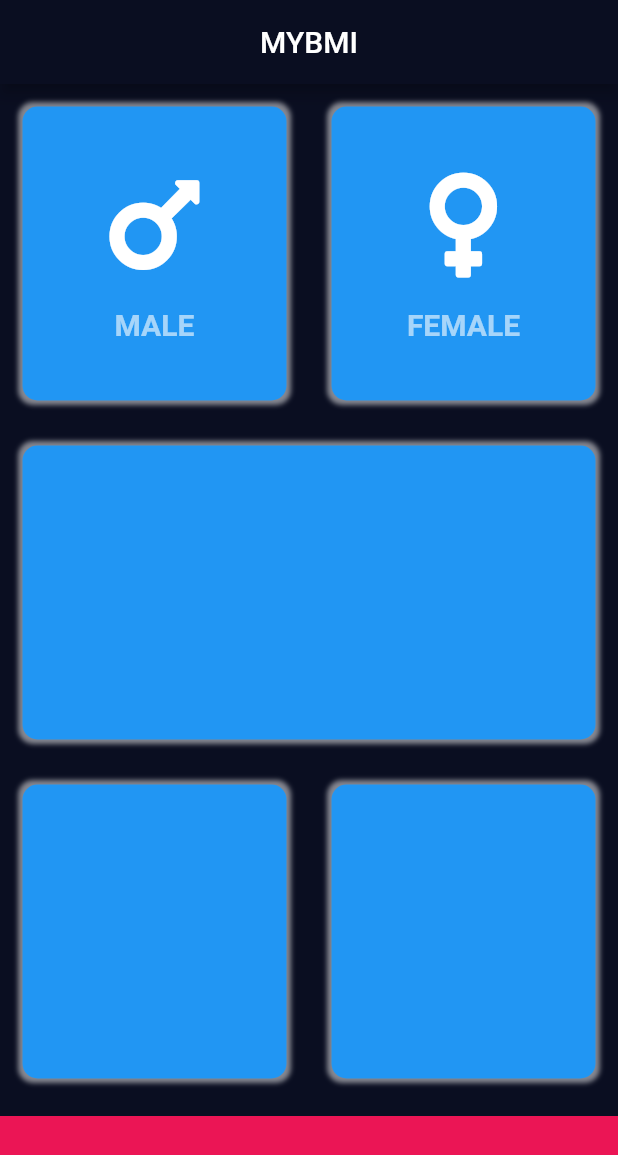
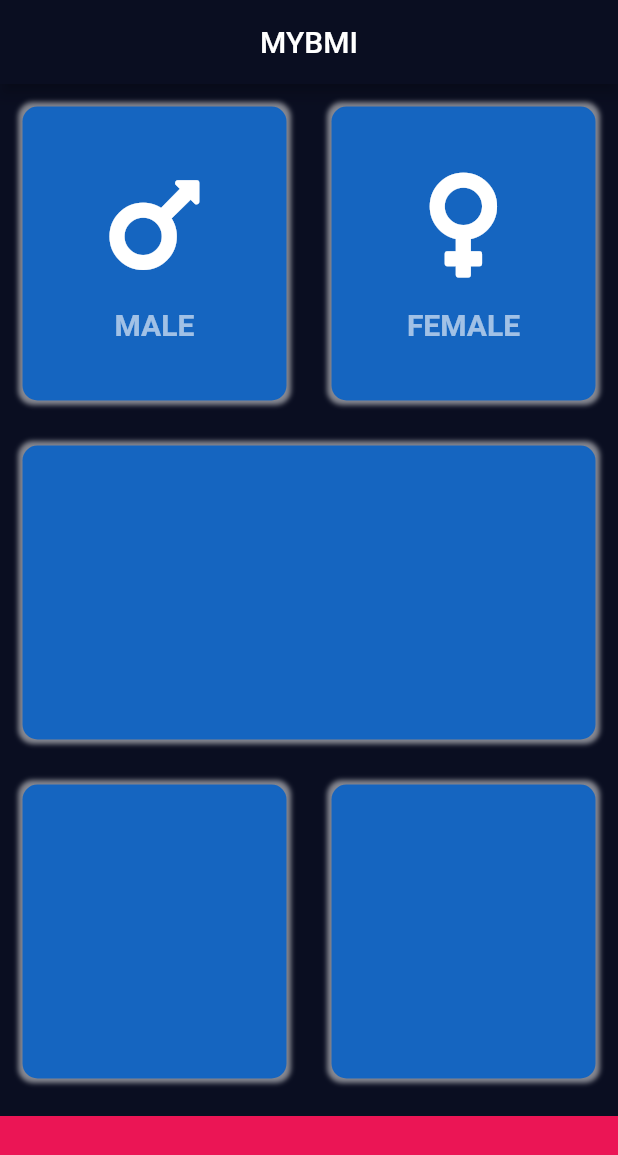
Before and after one commit to RedeemerNtumy/bmiCalculatorApp, a Flutter app: the screen it shows after launch, on a phone screen of 412 x 824 dp. Shown: the top 1155 px of the screen. Run offline on Flutter 3.47's test engine with Material 2 defaults, Android fonts, the phone set to English and light mode, and no system bars; our stand-ins replace font_awesome_flutter.

Commit message:
Toggling the male and female buttons

```diff
--- a/lib/Gender.dart
+++ b/lib/Gender.dart
@@ -1,4 +1,8 @@
 import 'package:flutter/material.dart';
+
+const labelTextStyle =
+    TextStyle(color: Colors.white60, fontSize: 20, fontWeight: FontWeight.bold);
+
 class Gender extends StatelessWidget {
   Gender({required this.gender, required this.genderText});
   final IconData gender;
@@ -15,11 +19,7 @@ class Gender extends StatelessWidget {
         SizedBox(
           height: 15,
         ),
-        Text(
-          genderText,
-          style: TextStyle(
-              color: Colors.white60, fontSize: 20, fontWeight: FontWeight.bold),
-        )
+        Text(genderText, style: labelTextStyle)
       ],
     );
   }
--- a/lib/input_page.dart
+++ b/lib/input_page.dart
@@ -4,7 +4,8 @@ import 'bmiCard.dart';
 import 'Gender.dart';
 
 const bottomContainerHeight = 80.0;
-const reusableCardNativeColor = Colors.blue;
+const inactiveReusableCardNativeColor = Color(0xff1565C0);
+const activeReusableCardnativeColor = Colors.blue;
 const bottomContainerColor = Color(0xffEB1555);
 
 class InputPage extends StatefulWidget {
@@ -13,6 +14,27 @@ class InputPage extends StatefulWidget {
 }
 
 class _InputPageState extends State<InputPage> {
+  Color maleCardColor = inactiveReusableCardNativeColor;
+  Color femaleCardColor = inactiveReusableCardNativeColor;
+
+  void updateColor(int gender) {
+    if (gender == 1) {
+      if (maleCardColor == inactiveReusableCardNativeColor) {
+        maleCardColor = activeReusableCardnativeColor;
+        femaleCardColor = inactiveReusableCardNativeColor;
+      } else {
+        maleCardColor = inactiveReusableCardNativeColor;
+      }
+    } else {
+      if (femaleCardColor == inactiveReusableCardNativeColor) {
+        femaleCardColor = activeReusableCardnativeColor;
+        maleCardColor = inactiveReusableCardNativeColor;
+      } else {
+        femaleCardColor = inactiveReusableCardNativeColor;
+      }
+    }
+  }
+
   @override
   Widget build(BuildContext context) {
     return Scaffold(
@@ -27,19 +49,33 @@ class _InputPageState extends State<InputPage> {
             child: Row(
               children: [
                 Expanded(
+                  child: GestureDetector(
+                    onTap: () {
+                      setState(() {
+                        updateColor(1);
+                      });
+                    },
                     child: BmiCard(
                       cardChild: Gender(
                         gender: FontAwesomeIcons.mars,
                         genderText: "MALE",
                       ),
-                    nativeColor: reusableCardNativeColor,
+                      nativeColor: maleCardColor,
+                    ),
                   ),
                 ),
                 Expanded(
+                  child: GestureDetector(
+                    onTap: () {
+                      setState(() {
+                        updateColor(2);
+                      });
+                    },
                     child: BmiCard(
                       cardChild: Gender(
                           gender: FontAwesomeIcons.venus, genderText: "FEMALE"),
-                    nativeColor: reusableCardNativeColor,
+                      nativeColor: femaleCardColor,
+                    ),
                   ),
                 ),
               ],
@@ -47,7 +83,7 @@ class _InputPageState extends State<InputPage> {
           ),
           Expanded(
             child: BmiCard(
-              nativeColor: reusableCardNativeColor,
+              nativeColor: inactiveReusableCardNativeColor,
             ),
           ),
           Expanded(
@@ -55,12 +91,12 @@ class _InputPageState extends State<InputPage> {
               children: [
                 Expanded(
                   child: BmiCard(
-                    nativeColor: reusableCardNativeColor,
+                    nativeColor: inactiveReusableCardNativeColor,
                   ),
                 ),
                 Expanded(
                   child: BmiCard(
-                    nativeColor: reusableCardNativeColor,
+                    nativeColor: inactiveReusableCardNativeColor,
                   ),
                 ),
               ],
```
Lines whose indentation alone changed are shown as unchanged.
